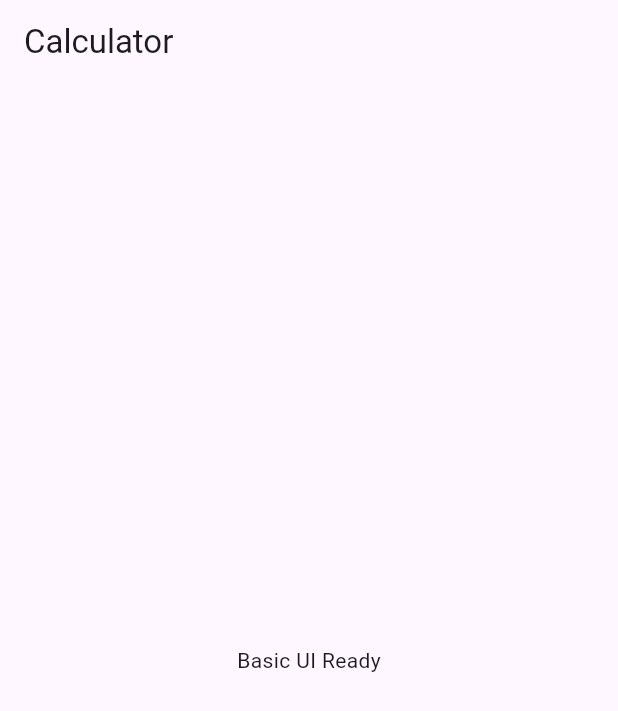
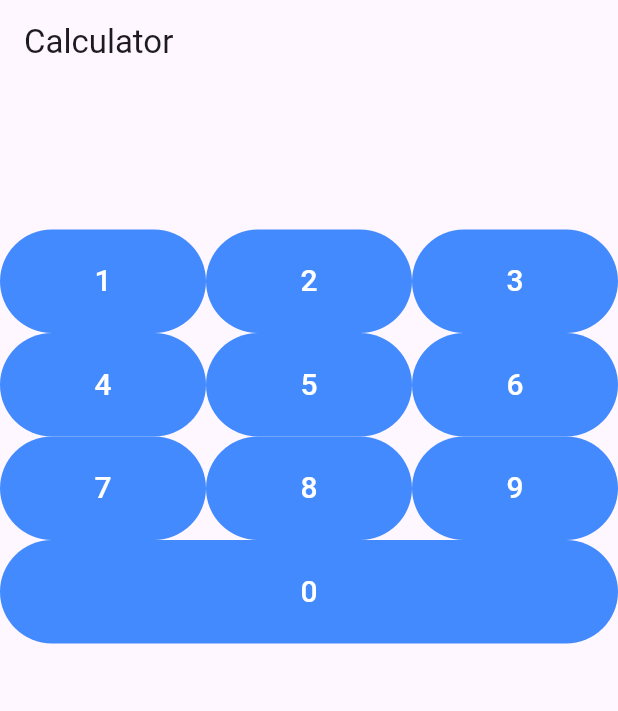
Before and after one commit to HydervaliY/CalculatorApp, a Flutter app: the screen it shows after launch, on a phone screen of 412 x 824 dp. Shown: the top 711 px of the screen. Run offline on Flutter 3.47's test engine with Material 3 defaults, Android fonts, the phone set to English and light mode, and no system bars.

Commit message:
Added button functionality

```diff
--- a/lib/main.dart
+++ b/lib/main.dart
@@ -17,12 +17,78 @@ class CalculatorApp extends StatelessWidget {
   }
 }
 
-class CalculatorHome extends StatelessWidget {
+class CalculatorHome extends StatefulWidget {
+  @override
+  _CalculatorHomeState createState() => _CalculatorHomeState();
+}
+
+class _CalculatorHomeState extends State<CalculatorHome> {
+  String display = '';
+
+  void buttonPressed(String buttonText) {
+    setState(() {
+      display += buttonText;
+    });
+  }
+
+  Widget buildButton(String buttonText) {
+    return Expanded(
+      child: TextButton(
+        style: TextButton.styleFrom(
+          backgroundColor: Colors.blueAccent,
+          padding: EdgeInsets.symmetric(vertical: 20.0),
+        ),
+        child: Text(
+          buttonText,
+          style: TextStyle(fontSize: 20.0, color: Colors.white),
+        ),
+        onPressed: () => buttonPressed(buttonText),
+      ),
+    );
+  }
+
   @override
   Widget build(BuildContext context) {
     return Scaffold(
       appBar: AppBar(title: Text('Calculator')),
-      body: Center(child: Text('Basic UI Ready')),
+      body: Column(
+        children: [
+          Container(
+            padding: EdgeInsets.all(20.0),
+            alignment: Alignment.centerRight,
+            child: Text(
+              display,
+              style: TextStyle(fontSize: 40.0),
+            ),
+          ),
+          Row(
+            children: [
+              buildButton('1'),
+              buildButton('2'),
+              buildButton('3'),
+            ],
+          ),
+          Row(
+            children: [
+              buildButton('4'),
+              buildButton('5'),
+              buildButton('6'),
+            ],
+          ),
+          Row(
+            children: [
+              buildButton('7'),
+              buildButton('8'),
+              buildButton('9'),
+            ],
+          ),
+          Row(
+            children: [
+              buildButton('0'),
+            ],
+          ),
+        ],
+      ),
     );
   }
 }
```
